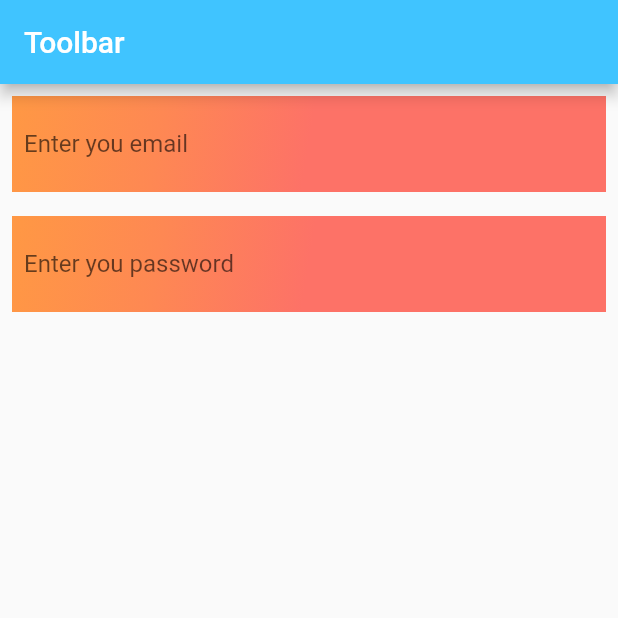
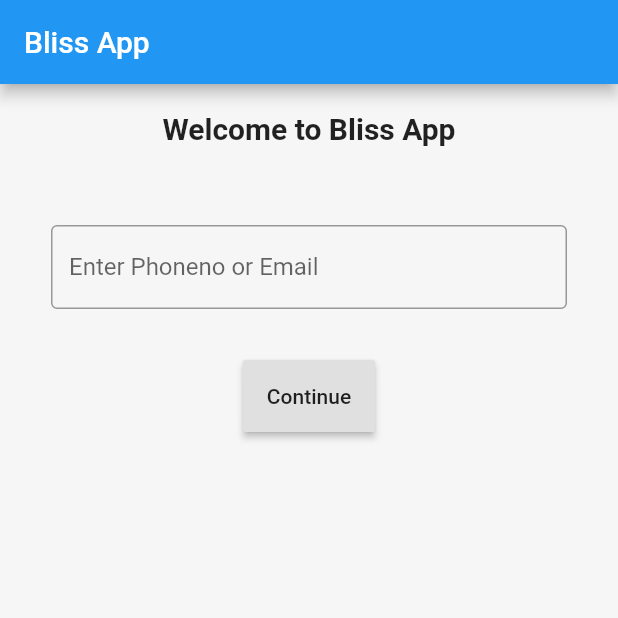
Before and after one commit to simonchaudhary/bliss-app, a Flutter app: the screen it shows after launch, on a phone screen of 412 x 824 dp, the top half of it. Run offline on Flutter 3.47's test engine with Material 2 defaults, Android fonts, the phone set to English and light mode, and no system bars.

Commit message:
First 2 screen design

```diff
--- a/lib/main.dart
+++ b/lib/main.dart
@@ -1,79 +1,125 @@
+
 import 'package:flutter/material.dart';
+import 'package:flutter/widgets.dart';
 
-void main() => runApp(MyApp());
+void main()=>runApp(App());
 
-class MyApp extends StatelessWidget {
+class App extends StatelessWidget{
   @override
   Widget build(BuildContext context) {
+
     return MaterialApp(
       debugShowCheckedModeBanner: false,
       home: Scaffold(
         appBar: AppBar(
-            title: Text("Toolbar"),
-            backgroundColor: Colors.lightBlueAccent,
+          title: Text("Bliss App")
         ),
-          body: Center(
+        body: Container(
+          decoration: BoxDecoration(color: Color(0xccf5f5f5)),
           child: Column(
+            crossAxisAlignment: CrossAxisAlignment.center,
+            children: <Widget>[
+              MyHeader("Welcome to Bliss App"),
+              MyTextField("Enter Phone Number or Email"),
+              MyButton("Continue")
+            //MainMenu()
+            ],
+          )
+        ),
+      )
+    );
+  }
+}
 
-              children: <Widget>[
+class MyHeader extends StatelessWidget{
+  final String myHeader;
 
-                Container(
-                  child: Padding(padding: const EdgeInsets.all(8.0),
-                    child: DecoratedBox(
-                  decoration: BoxDecoration(
-                    gradient: LinearGradient(
-                        colors: orangeGradients,
-                        begin: Alignment.topLeft,
-                        end: Alignment.center),
+  const MyHeader(this.myHeader);
+
+  @override
+  Widget build(BuildContext context) {
+    return  Container(
+      padding: const EdgeInsets.all(16),
+      height: 60,
+        child:Center(
+          child: Text(myHeader,
+                      style: TextStyle(fontWeight: FontWeight.bold, fontSize: 20),
                     ),
-                  child: Padding(
-                    padding: const EdgeInsets.all(8.0),
-                    child: TextField(
-                      decoration: InputDecoration(
-                          border: InputBorder.none,
-                          hintText: 'Enter you email'),
-                    ),
-                  ),
-                ),
-
-                  ),
-
-                ),
-                Container(
-                  child: Padding(padding: const EdgeInsets.all(8.0),
-                    child: DecoratedBox(
-                  decoration: BoxDecoration(
-                    gradient: LinearGradient(
-                        colors: orangeGradients,
-                        begin: Alignment.topLeft,
-                        end: Alignment.center),
-                  ),
-                  child: Padding(
-                    padding: const EdgeInsets.all(8.0),
-                    child: TextField(
-                      decoration: InputDecoration(
-                          border: InputBorder.none,
-                          hintText: 'Enter you password'),
-                    ),
-                  ),
-                ),
-
-                  ),
-
-                ),
-
-
-              ],
-            ),
-          ),
-
         ),
       );
   }
 }
 
-const List<Color> orangeGradients = [
-  Color(0xFFFF9844),
-  Color(0xFFFE8853),
-  Color(0xFFFD7267),
-];
+class MyTextField extends StatelessWidget{
+
+  final String hint;
+  const MyTextField(this.hint);
+
+  @override
+  Widget build(BuildContext context) {
+    return Container(
+      margin: EdgeInsets.all(32),
+        height: 60,
+        padding: const EdgeInsets.all(2),
+       child: TextField(
+          decoration: InputDecoration(
+            labelText: "Enter Phoneno or Email",
+            border: OutlineInputBorder(borderRadius: BorderRadius.all(Radius.circular(4)))
+          ),
+        ),
+      );
+
+  }
+}
+
+class MyButton extends StatelessWidget{
+  final String buttonText;
+
+   MyButton(this.buttonText);
+
+  @override
+  Widget build(BuildContext context) {
+    return Center(
+      child: RaisedButton(
+        padding: EdgeInsets.all(16),
+        child: Text(buttonText),
+        onPressed: () {
+
+        },
+
+
+      ),
+    );
+  }
+
+}
+
+class MainMenu extends StatelessWidget{
+  @override
+  Widget build(BuildContext context) {
+    return Center(
+      child: Container(
+        padding: EdgeInsets.all(16),
+        child: Column(
+          children: <Widget>[
+            MyHeader("Welcome User"),
+            SizedBox(height: 40,),
+            Row(
+              children: <Widget>[
+                  MyButton("My Info"),
+                  SizedBox(width: 10,),
+                  MyButton("Pay"),
+              ],
+            ),
+            SizedBox(height: 40,),
+            MyButton("Send Message"),
+            SizedBox(height: 40,),
+            MyButton("Report a Problem")
+
+          ],
+        ),
+      ),
+    );
+  }
+
+}
```
Lines whose indentation alone changed are shown as unchanged.
